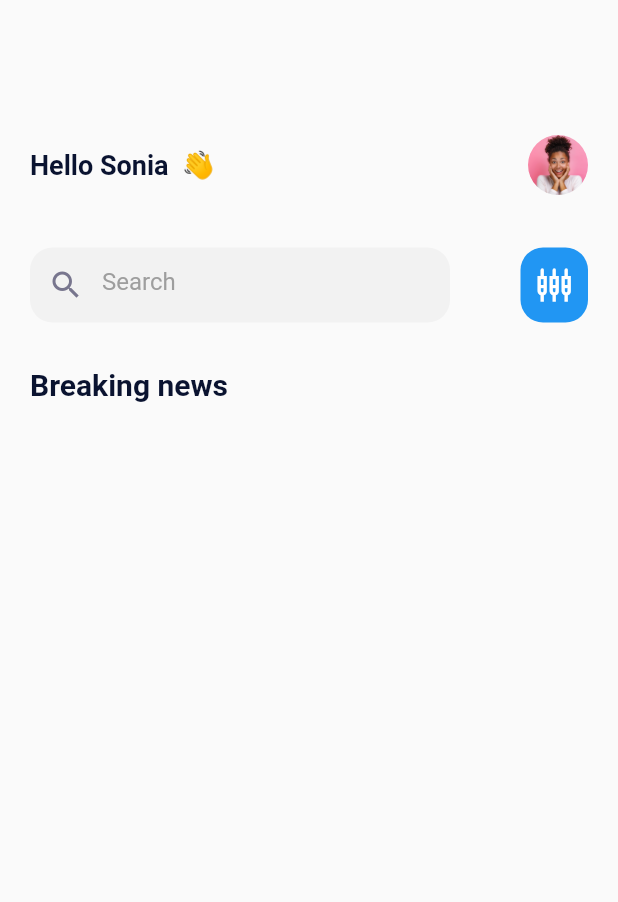
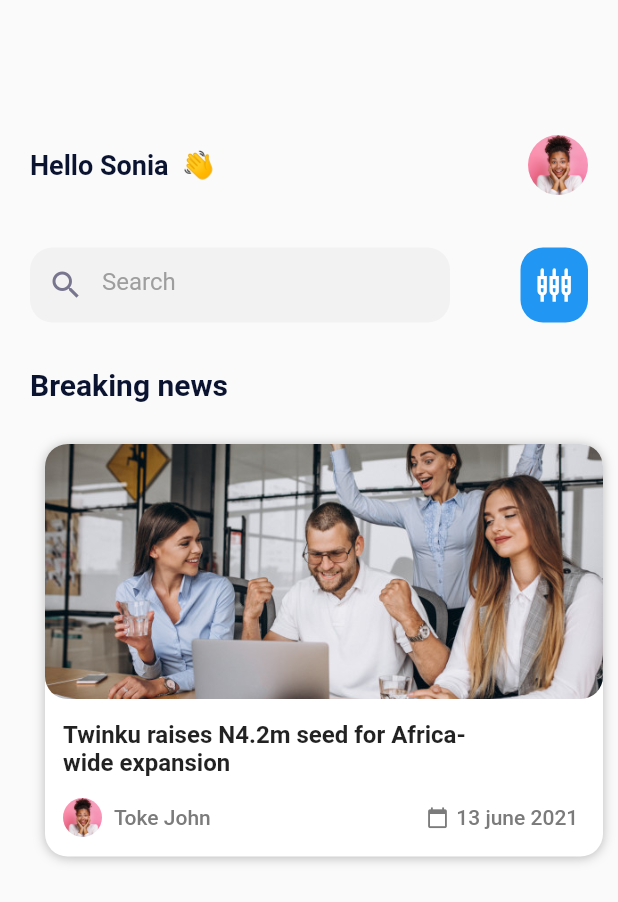
Before and after one commit to daveedson/Blog_app, a Flutter app: the screen it shows once a user with an empty profile is signed in, on a phone screen of 412 x 824 dp. Shown: the top 902 px of the screen. Run offline on Flutter 3.47's test engine with Material 2 defaults, Android fonts, the phone set to English and light mode, and no system bars; our stand-ins replace firebase_auth, firebase_core, get, google_sign_in; accounts and stored records are empty.

Commit message:
Created the breaking_news_scroll.dart

```diff
--- /dev/null
+++ b/lib/views/breaking_news_scroll.dart
@@ -0,0 +1,112 @@
+// ignore_for_file: prefer_const_constructors, use_key_in_widget_constructors, prefer_const_literals_to_create_immutables, sized_box_for_whitespace
+import 'package:flutter/cupertino.dart';
+import 'package:flutter/material.dart';
+
+class BreakingNewsScroll extends StatelessWidget {
+  final String? image;
+  final String? header;
+  final String? date;
+  final String? name;
+  final PageController? pageController;
+
+  const BreakingNewsScroll(
+      {Key? key,
+      this.image,
+      this.header,
+      this.date,
+      this.name,
+      this.pageController})
+      : super(key: key);
+
+  _buildBreakingNews(BuildContext context, int index) {
+    return Container(
+     margin: EdgeInsets.all(10.0),
+      height: 275.0,
+      width: 287.0,
+      decoration: BoxDecoration(
+        boxShadow: [
+          BoxShadow(
+              color: Colors.black26, offset: Offset(0, 1), blurRadius: 6.0),
+        ],
+        color: Colors.white,
+        borderRadius: BorderRadius.circular(15.0),
+      ),
+      child: Column(
+        crossAxisAlignment: CrossAxisAlignment.start,
+        children: [
+          Align(
+            alignment: Alignment.topCenter,
+            child: ClipRRect(
+              borderRadius: BorderRadius.circular(15.0),
+              child: Image.asset(image!,
+                  height: 170.0, width: double.infinity, fit: BoxFit.cover),
+            ),
+          ),
+          SizedBox(height: 14.0),
+          SizedBox(
+            width: 300.0,
+            child: Padding(
+              padding: const EdgeInsets.only(left: 12.0, right: 12.0),
+              child: Text(
+                header!,
+                style: TextStyle(fontSize: 16.0, fontWeight: FontWeight.w600),
+              ),
+            ),
+          ),
+          SizedBox(height: 14.0),
+          Row(
+            children: [
+              Padding(
+                padding: const EdgeInsets.only(left: 12.0),
+                child: ClipOval(
+                  child: SizedBox.fromSize(
+                    size: Size.fromRadius(13), // Image radius
+                    child: Image.asset(
+                      'images/ff.jpeg',
+                      scale: 20,
+                      fit: BoxFit.cover,
+                    ),
+                  ),
+                ),
+              ),
+              SizedBox(width: 8.0),
+              Text(
+                name!,
+                style: TextStyle(
+                    color: Color(0xFF7B7B7B), fontWeight: FontWeight.w500),
+              ),
+              Spacer(),
+              Icon(
+                Icons.calendar_today,
+                size: 15.0,
+                color: Color(0xFF7B7B7B),
+              ),
+              SizedBox(width: 5.0),
+              Padding(
+                padding: const EdgeInsets.only(right: 16.5),
+                child: Text(
+                  date!,
+                  style: TextStyle(
+                      color: Color(0xFF7B7B7B), fontWeight: FontWeight.w500),
+                ),
+              )
+            ],
+          ),
+        ],
+      ),
+    );
+  }
+
+  @override
+  Widget build(BuildContext context) {
+    return SizedBox(
+      height: 295.0,
+      child: PageView.builder(
+        controller: pageController,
+        itemCount: 6,
+        itemBuilder: (BuildContext context, int index) =>
+            _buildBreakingNews(context, index),
+      ),
+    );
+  }
+}
--- a/lib/views/home_screen.dart
+++ b/lib/views/home_screen.dart
@@ -2,6 +2,7 @@
 
 import 'package:flutter/cupertino.dart';
 import 'package:flutter/material.dart';
+import 'package:twinku_blog/views/breaking_news_scroll.dart';
 
 class HomeScreen extends StatefulWidget {
   @override
@@ -9,13 +10,20 @@ class HomeScreen extends StatefulWidget {
 }
 
 class _HomeScreenState extends State<HomeScreen> {
+
+ PageController ?_pageController;
+ @override
+  void initState() {
+   _pageController = PageController(initialPage: 2,viewportFraction: 0.8);
+    super.initState();
+  }
   @override
   Widget build(BuildContext context) {
     return Scaffold(
       body: Padding(
         padding: EdgeInsets.only(
           left: 20.0,
-          right: 20.0,
+          // right: 20.0,
           top: 90.0,
         ),
         child: Column(
@@ -31,13 +39,16 @@ class _HomeScreenState extends State<HomeScreen> {
                       fontWeight: FontWeight.w600),
                 ),
                 Spacer(),
-                ClipOval(
+                Padding(
+                  padding: const EdgeInsets.only(right: 20.0),
+                  child: ClipOval(
                     child: SizedBox.fromSize(
                       size: Size.fromRadius(20), // Image radius
                       child: Image.asset(
                         'images/ff.jpeg',
                         scale: 35,
                         fit: BoxFit.cover,
+                      ),
                     ),
                   ),
                 ),
@@ -84,18 +95,38 @@ class _HomeScreenState extends State<HomeScreen> {
                   ),
                 ),
                 Spacer(),
-                Container(
+                Padding(
+                  padding: const EdgeInsets.only(right: 20.0),
+                  child: Container(
                     height: 50.0,
                     width: 45.0,
                     decoration: BoxDecoration(
                         color: Colors.blue,
                         borderRadius: BorderRadius.circular(15.0)),
-                 child: Icon(Icons.settings_input_composite_outlined,color: Colors.white,),
+                    child: Icon(
+                      Icons.settings_input_composite_outlined,
+                      color: Colors.white,
+                    ),
+                  ),
                 )
               ],
             ),
             SizedBox(height: 30.0),
-           Text('Breaking news',style: TextStyle(fontWeight: FontWeight.w600,fontSize: 20,color: Color(0xFF0A1330)),)
+            Text(
+              'Breaking news',
+              style: TextStyle(
+                  fontWeight: FontWeight.w600,
+                  fontSize: 20,
+                  color: Color(0xFF0A1330)),
+            ),
+            SizedBox(height: 18.0),
+           BreakingNewsScroll(
+            image:'images/ppw.jpeg' ,
+            header: 'Twinku raises N4.2m seed for Africa-wide expansion',
+            date:'13 june 2021' ,
+            name:'Toke John' ,
+           ),
+
           ],
         ),
       ),
```
Also changed, not shown: images/ppw.jpeg (added), images/ppw1.jpeg (added), images/ppw2.jpeg (added), images/ppw3.jpeg (added), images/ppw4.jpeg (added), images/ppw5.jpeg (added). Lines whose indentation alone changed are shown as unchanged.
